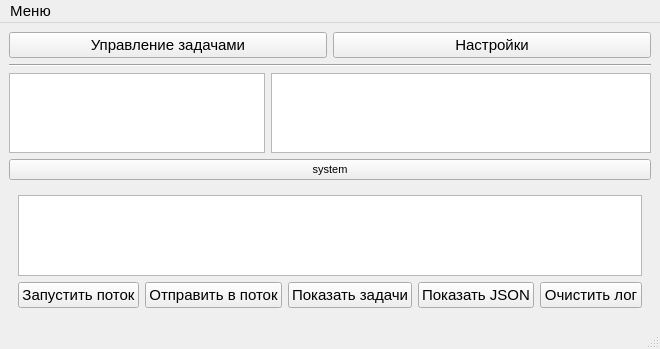
This is mainwindow.ui in shurk4/BkUpper as Qt 5 draws it before an edit. The edited form follows.
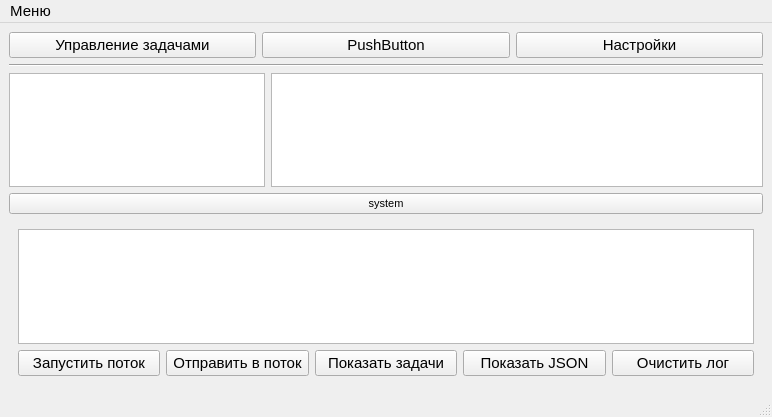
This is the edited form.

The edit to the form file:
```diff
--- a/mainwindow.ui
+++ b/mainwindow.ui
@@ -6,8 +6,8 @@
    <rect>
     <x>0</x>
     <y>0</y>
-    <width>447</width>
-    <height>349</height>
+    <width>772</width>
+    <height>417</height>
    </rect>
   </property>
   <property name="font">
@@ -29,6 +29,13 @@
         </property>
        </widget>
       </item>
+      <item>
+       <widget class="QPushButton" name="pushButton">
+        <property name="text">
+         <string>PushButton</string>
+        </property>
+       </widget>
+      </item>
       <item>
        <widget class="QPushButton" name="pushButtonSettings">
         <property name="text">
@@ -129,7 +136,7 @@
     <rect>
      <x>0</x>
      <y>0</y>
-     <width>447</width>
+     <width>772</width>
      <height>30</height>
     </rect>
    </property>
```
